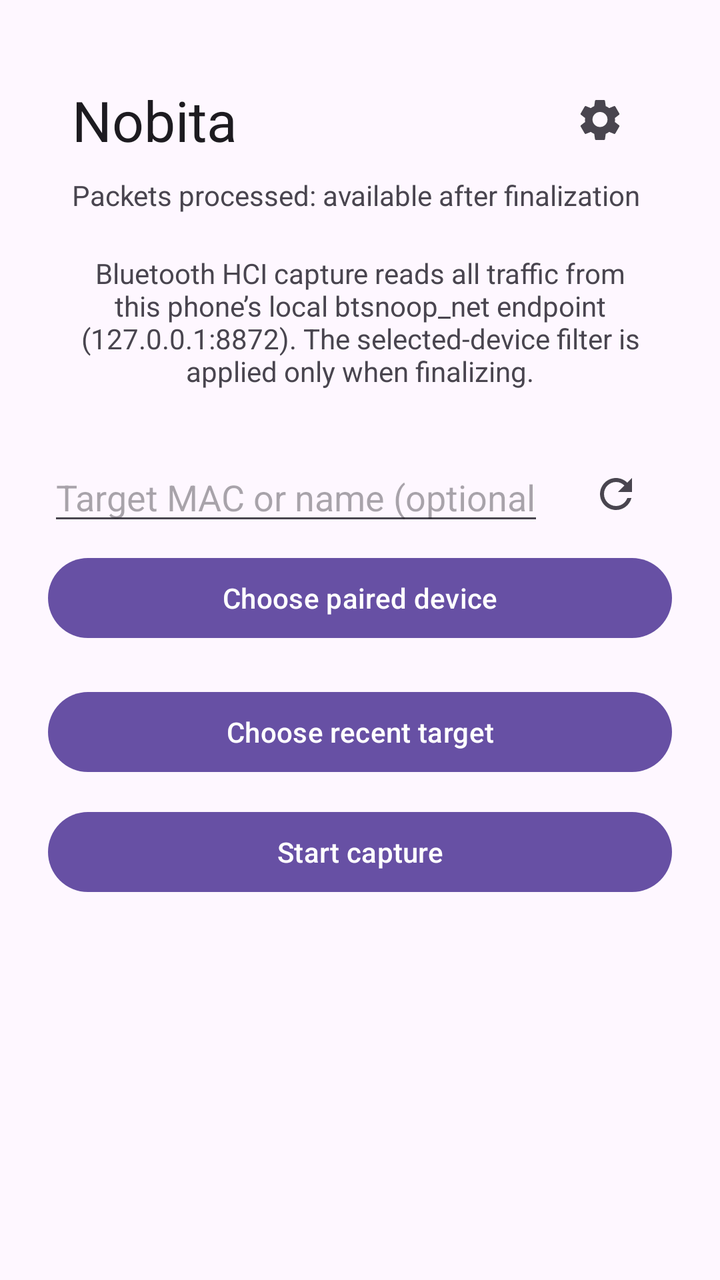
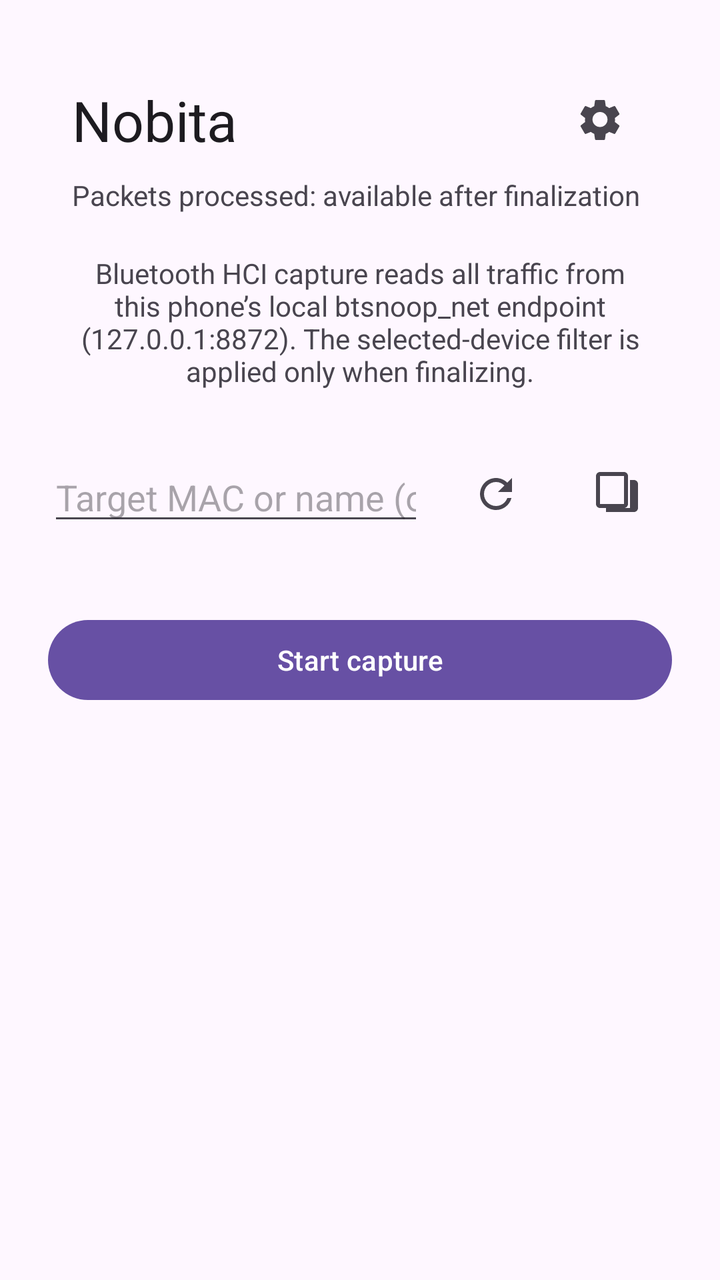

Two renders of the same Android screen: before a commit and after it. Below are the layout's source before the change and the commit's diff.
<!-- AndroidManifest.xml: application theme Theme.Nobita -->
<!-- res/layout/activity_main.xml -->
<?xml version="1.0" encoding="utf-8"?>
<ScrollView xmlns:android="http://schemas.android.com/apk/res/android"
    xmlns:app="http://schemas.android.com/apk/res-auto"
    android:layout_width="match_parent"
    android:layout_height="match_parent">
    <LinearLayout
        android:layout_width="match_parent"
        android:layout_height="wrap_content"
        android:gravity="center_horizontal"
        android:orientation="vertical"
        android:padding="24dp">

    <LinearLayout
        android:id="@+id/capture_top_bar"
        android:layout_width="match_parent"
        android:layout_height="wrap_content"
        android:orientation="vertical"
        android:padding="12dp">
        <LinearLayout android:layout_width="match_parent" android:layout_height="wrap_content" android:gravity="center_vertical" android:orientation="horizontal">
            <TextView android:layout_width="0dp" android:layout_height="wrap_content" android:layout_weight="1" android:text="@string/app_name" android:textAppearance="?attr/textAppearanceHeadlineMedium" />
            <ImageButton android:id="@+id/settings" android:layout_width="48dp" android:layout_height="48dp" android:background="?attr/selectableItemBackgroundBorderless" android:contentDescription="@string/settings_title" android:padding="12dp" android:src="@drawable/ic_settings" app:tint="?attr/colorControlNormal" />
        </LinearLayout>
        <TextView android:id="@+id/capture_top_status" android:layout_width="match_parent" android:layout_height="wrap_content" android:layout_marginTop="4dp" android:text="@string/capture_packets_pending" />
    </LinearLayout>

    <TextView
        android:layout_width="wrap_content"
        android:layout_height="wrap_content"
        android:layout_marginTop="8dp"
        android:gravity="center"
        android:text="@string/app_description" />

    <LinearLayout android:layout_width="match_parent" android:layout_height="wrap_content" android:layout_marginTop="24dp" android:gravity="center_vertical" android:orientation="horizontal">
        <EditText android:id="@+id/target" android:layout_width="0dp" android:layout_height="wrap_content" android:layout_weight="1" android:hint="@string/capture_target_hint" android:inputType="text" />
        <ImageButton android:id="@+id/scan_nearby" android:layout_width="56dp" android:layout_height="56dp" android:layout_marginStart="8dp" android:background="?attr/selectableItemBackgroundBorderless" android:contentDescription="@string/scan_nearby" android:padding="16dp" android:src="@drawable/ic_refresh" app:tint="?attr/colorControlNormal" />
    </LinearLayout>

    <Button
        android:id="@+id/choose_paired"
        android:layout_width="match_parent"
        android:layout_height="wrap_content"
        android:text="@string/choose_paired" />
    <LinearLayout android:layout_width="match_parent" android:layout_height="wrap_content" android:gravity="center_vertical">
        <ImageView android:id="@+id/scan_indicator" android:layout_width="24dp" android:layout_height="24dp" android:contentDescription="@null" android:src="@drawable/ic_progress_activity" android:visibility="gone" />
        <TextView android:id="@+id/scan_status" android:layout_width="wrap_content" android:layout_height="wrap_content" android:layout_marginStart="8dp" />
    </LinearLayout>
    <Button android:id="@+id/choose_recent" android:layout_width="match_parent" android:layout_height="wrap_content" android:text="@string/choose_recent" />
    <Button
        android:id="@+id/start_capture"
        android:layout_width="match_parent"
        android:layout_height="wrap_content"
        android:layout_marginTop="12dp"
        android:text="@string/start_capture" />

    <Button
        android:id="@+id/stop_export"
        android:layout_width="match_parent"
        android:layout_height="wrap_content"
        android:text="@string/stop_export"
        android:visibility="gone" />
    <Button android:id="@+id/export_full" android:layout_width="match_parent" android:layout_height="wrap_content" android:text="@string/export_full" android:visibility="gone" />

    <LinearLayout
        android:id="@+id/export_actions"
        android:layout_width="match_parent"
        android:layout_height="wrap_content"
        android:visibility="gone">
        <ImageButton android:id="@+id/open_capture" android:layout_width="56dp" android:layout_height="56dp" android:background="?attr/selectableItemBackgroundBorderless" android:contentDescription="@string/open_capture" android:padding="16dp" android:src="@drawable/ic_open_in_new" app:tint="?attr/colorControlNormal" />
        <ImageButton android:id="@+id/share_capture" android:layout_width="56dp" android:layout_height="56dp" android:layout_marginStart="8dp" android:background="?attr/selectableItemBackgroundBorderless" android:contentDescription="@string/share_capture" android:padding="16dp" android:src="@drawable/ic_share" app:tint="?attr/colorControlNormal" />
    </LinearLayout>
    <TextView android:id="@+id/status" android:layout_width="match_parent" android:layout_height="wrap_content" android:layout_marginTop="16dp" />
    </LinearLayout>
</ScrollView>
<!-- resources referenced by this layout -->
<resources>
  <!-- drawable ic_open_in_new (drawable) -->
  <vector xmlns:android="http://schemas.android.com/apk/res/android" android:width="24dp" android:height="24dp" android:viewportWidth="24" android:viewportHeight="24">
      <path android:fillColor="@android:color/white" android:pathData="M19,19H5V5h7V3H5c-1.1,0 -2,0.9 -2,2v14c0,1.1 0.9,2 2,2h14c1.1,0 2,-0.9 2,-2v-7h-2v7zM14,3v2h3.59L7.76,14.83l1.41,1.41L19,6.41V10h2V3h-7z" />
  </vector>
  <!-- drawable ic_progress_activity (drawable) -->
  <vector xmlns:android="http://schemas.android.com/apk/res/android"
      android:width="24dp"
      android:height="24dp"
      android:viewportWidth="24"
      android:viewportHeight="24">
      <path
          android:fillColor="@android:color/black"
          android:pathData="M12,2A10,10 0,1 0,22 12A10,10 0,0 0,12 2M12,20A8,8 0,1 1,20 12A8,8 0,0 1,12 20M12,6A6,6 0,1 0,18 12A6,6 0,0 0,12 6M12,16A4,4 0,1 1,16 12A4,4 0,0 1,12 16Z" />
  </vector>
  <!-- drawable ic_refresh (drawable) -->
  <vector xmlns:android="http://schemas.android.com/apk/res/android" android:width="24dp" android:height="24dp" android:viewportWidth="24" android:viewportHeight="24">
      <path android:fillColor="@android:color/white" android:pathData="M17.65,6.35C16.2,4.9 14.21,4 12,4c-4.42,0 -7.99,3.58 -7.99,8s3.57,8 7.99,8c3.73,0 6.84,-2.55 7.73,-6h-2.08c-0.82,2.33 -3.04,4 -5.65,4 -3.31,0 -6,-2.69 -6,-6s2.69,-6 6,-6c1.66,0 3.14,0.69 4.22,1.78L13,11h7V4l-2.35,2.35z" />
  </vector>
  <!-- drawable ic_share (drawable) -->
  <vector xmlns:android="http://schemas.android.com/apk/res/android" android:width="24dp" android:height="24dp" android:viewportWidth="24" android:viewportHeight="24">
      <path android:fillColor="@android:color/white" android:pathData="M18,16.08c-0.76,0 -1.44,0.3 -1.96,0.77L8.91,12.7c0.05,-0.23 0.09,-0.46 0.09,-0.7s-0.04,-0.47 -0.09,-0.7l7.05,-4.11C16.5,7.72 17.21,8 18,8c1.66,0 3,-1.34 3,-3s-1.34,-3 -3,-3 -3,1.34 -3,3c0,0.24 0.04,0.47 0.09,0.7L8.04,9.81C7.5,9.31 6.79,9 6,9c-1.66,0 -3,1.34 -3,3s1.34,3 3,3c0.79,0 1.5,-0.31 2.04,-0.81l7.12,4.16c-0.05,0.21 -0.08,0.43 -0.08,0.65 0,1.61 1.31,2.92 2.92,2.92s2.92,-1.31 2.92,-2.92 -1.31,-2.92 -2.92,-2.92z" />
  </vector>
  <string name="app_description">Bluetooth HCI capture reads all traffic from this phone’s local btsnoop_net endpoint (127.0.0.1:8872). The selected-device filter is applied only when finalizing.</string>
  <string name="app_name">Nobita</string>
  <string name="capture_packets_pending">Packets processed: available after finalization</string>
  <string name="capture_target_hint">Target MAC or name (optional)</string>
  <string name="choose_paired">Choose paired device</string>
  <string name="choose_recent">Choose recent target</string>
  <string name="export_full">Finalize full capture</string>
  <string name="open_capture">Open</string>
  <string name="scan_nearby">Scan nearby devices</string>
  <string name="settings_title">Settings</string>
  <string name="share_capture">Share</string>
  <string name="start_capture">Start capture</string>
  <string name="stop_export">Stop &amp; finalize</string>
  <style name="Theme.Nobita" parent="Theme.Material3.DayNight.NoActionBar" />
  <!-- unchanged entries left out for length: 1 -->
</resources>

<!-- the commit's change to res/layout/activity_main.xml (unified diff, before → after) -->
@@ -33,18 +33,12 @@
     <LinearLayout android:layout_width="match_parent" android:layout_height="wrap_content" android:layout_marginTop="24dp" android:gravity="center_vertical" android:orientation="horizontal">
         <EditText android:id="@+id/target" android:layout_width="0dp" android:layout_height="wrap_content" android:layout_weight="1" android:hint="@string/capture_target_hint" android:inputType="text" />
         <ImageButton android:id="@+id/scan_nearby" android:layout_width="56dp" android:layout_height="56dp" android:layout_marginStart="8dp" android:background="?attr/selectableItemBackgroundBorderless" android:contentDescription="@string/scan_nearby" android:padding="16dp" android:src="@drawable/ic_refresh" app:tint="?attr/colorControlNormal" />
+        <ImageButton android:id="@+id/choose_paired" android:layout_width="56dp" android:layout_height="56dp" android:layout_marginStart="4dp" android:background="?attr/selectableItemBackgroundBorderless" android:contentDescription="@string/choose_paired" android:padding="16dp" android:src="@drawable/ic_devices_other" app:tint="?attr/colorControlNormal" />
     </LinearLayout>
-
-    <Button
-        android:id="@+id/choose_paired"
-        android:layout_width="match_parent"
-        android:layout_height="wrap_content"
-        android:text="@string/choose_paired" />
     <LinearLayout android:layout_width="match_parent" android:layout_height="wrap_content" android:gravity="center_vertical">
         <ImageView android:id="@+id/scan_indicator" android:layout_width="24dp" android:layout_height="24dp" android:contentDescription="@null" android:src="@drawable/ic_progress_activity" android:visibility="gone" />
         <TextView android:id="@+id/scan_status" android:layout_width="wrap_content" android:layout_height="wrap_content" android:layout_marginStart="8dp" />
     </LinearLayout>
-    <Button android:id="@+id/choose_recent" android:layout_width="match_parent" android:layout_height="wrap_content" android:text="@string/choose_recent" />
     <Button
         android:id="@+id/start_capture"
         android:layout_width="match_parent"
<!-- resource entries referenced after the edit -->
@@ -1,5 +1,15 @@
 <!-- resources referenced by this layout -->
 <resources>
+  <!-- drawable ic_devices_other (drawable) -->
+  <vector xmlns:android="http://schemas.android.com/apk/res/android"
+      android:width="24dp"
+      android:height="24dp"
+      android:viewportWidth="24"
+      android:viewportHeight="24">
+      <path
+          android:fillColor="@android:color/white"
+          android:pathData="M16,1H4C2.9,1 2,1.9 2,3v14c0,1.1 0.9,2 2,2h12c1.1,0 2,-0.9 2,-2V3c0,-1.1 -0.9,-2 -2,-2zM16,17H4V3h12v14zM21,5h-2v14H7v2h14c1.1,0 2,-0.9 2,-2V7c0,-1.1 -0.9,-2 -2,-2z" />
+  </vector>
   <!-- drawable ic_open_in_new (drawable) -->
   <vector xmlns:android="http://schemas.android.com/apk/res/android" android:width="24dp" android:height="24dp" android:viewportWidth="24" android:viewportHeight="24">
       <path android:fillColor="@android:color/white" android:pathData="M19,19H5V5h7V3H5c-1.1,0 -2,0.9 -2,2v14c0,1.1 0.9,2 2,2h14c1.1,0 2,-0.9 2,-2v-7h-2v7zM14,3v2h3.59L7.76,14.83l1.41,1.41L19,6.41V10h2V3h-7z" />
@@ -27,7 +37,6 @@
   <string name="capture_packets_pending">Packets processed: available after finalization</string>
   <string name="capture_target_hint">Target MAC or name (optional)</string>
   <string name="choose_paired">Choose paired device</string>
-  <string name="choose_recent">Choose recent target</string>
   <string name="export_full">Finalize full capture</string>
   <string name="open_capture">Open</string>
   <string name="scan_nearby">Scan nearby devices</string>
